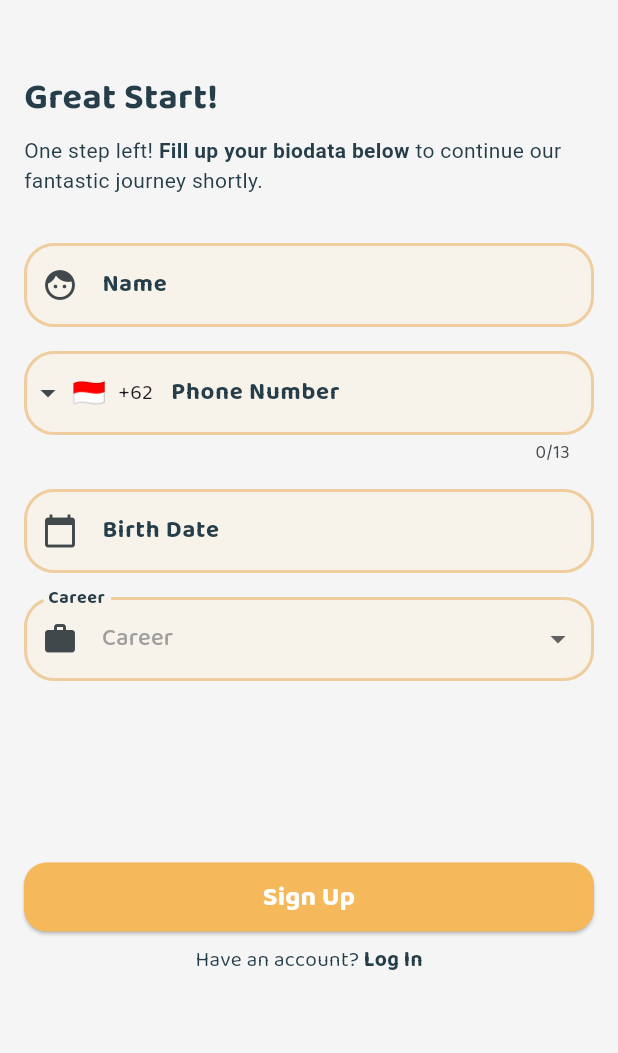
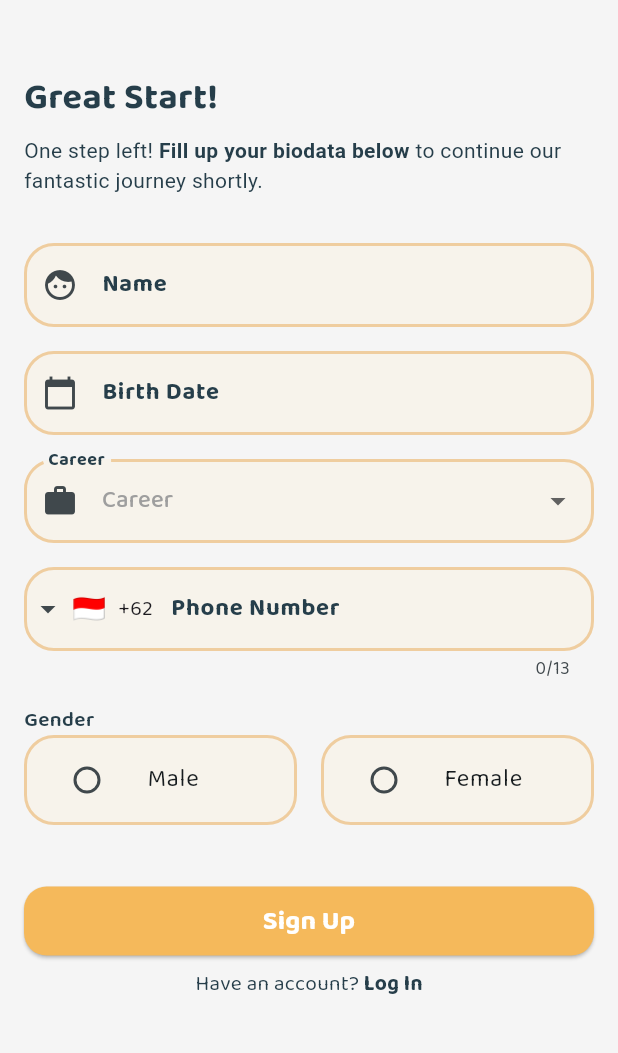
Before and after one commit to ayukrisn/tugas_progmob_1, a Flutter app: the SignupPage2 screen opened directly, on a phone screen of 412 x 824 dp, the part 117-1170 px from its top. Run offline on Flutter 3.47's test engine with Material 3 defaults, Android fonts, the light colour scheme and no system bars; drawn by our look-alikes of intl_phone_field; our stand-ins replace google_fonts.

Commit message:
done with the gender radio button, need error message for the gender

```diff
--- a/lib/signup_page2.dart
+++ b/lib/signup_page2.dart
@@ -23,7 +23,7 @@ class CustomDropdownFormField extends StatelessWidget {
     return DropdownButtonFormField<String>(
       value: value,
       decoration: InputDecoration(
-        labelText: hint,
+        labelText: "Career",
         prefixIcon: Icon(Icons.work),
       ),
       items: [
@@ -65,7 +65,8 @@ class _SignupPageState extends State<SignupPage2> {
 
   bool _passwordVisible = true;
   String? _name = '';
-  String? _username = '';
+  String? _gender = '';
+  String? _genderError;
   String? _career;
   DateTime? _birthDate;
 
@@ -156,28 +157,6 @@ class _SignupPageState extends State<SignupPage2> {
                     ),
                   ),
                   const SizedBox(height: 16),
-                  IntlPhoneField(
-                    controller: _phoneNumberController,
-                    decoration: const InputDecoration(
-                      labelText: 'Phone Number',
-                      border: OutlineInputBorder(
-                        borderSide: BorderSide(),
-                      ),
-                    ),
-                    initialCountryCode: 'ID',
-                    onChanged: (phone) {
-                      // print(phone.completeNumber);
-                      print(phone.number);
-                    },
-                    validator: (phone) {
-                      if (phone == null || phone.number.isEmpty) {
-                        return 'Please enter your phone number';
-                      }
-                      print("test" + phone.number);
-                      return null;
-                    },
-                  ),
-                  const SizedBox(height: 16),
                   TextFormField(
                     controller: _dateController,
                     decoration: const InputDecoration(
@@ -213,7 +192,90 @@ class _SignupPageState extends State<SignupPage2> {
                       });
                     },
                   ),
-                  const SizedBox(height: 120),
+                  const SizedBox(height: 16),
+                  IntlPhoneField(
+                    controller: _phoneNumberController,
+                    decoration: const InputDecoration(
+                      labelText: 'Phone Number',
+                      border: OutlineInputBorder(
+                        borderSide: BorderSide(),
+                      ),
+                    ),
+                    initialCountryCode: 'ID',
+                    onChanged: (phone) {
+                      // print(phone.completeNumber);
+                      print(phone.number);
+                    },
+                    validator: (phone) {
+                      if (phone == null || phone.number.isEmpty) {
+                        return 'Please enter your phone number';
+                      }
+                      print("test" + phone.number);
+                      return null;
+                    },
+                  ),
+                  const SizedBox(height: 16),
+                  Text("Gender",
+                      style: GoogleFonts.baloo2(
+                          fontSize: 14,
+                          fontWeight: FontWeight.w600,
+                          color: Color(0xFF263E4A))),
+                  Row(
+                    children: [
+                      Expanded(
+                        child: Container(
+                          decoration: BoxDecoration(
+                            color: Color(0xFFF7F3EB),
+                            border: Border.all(
+                                width: 2,
+                                color: _gender == 'male'
+                                    ? Color(0xFF263E4A)
+                                    : Color(0xFFEFCD9F)),
+                            borderRadius: BorderRadius.circular(20),
+                          ),
+                          child: ListTile(
+                            title: Text('Male'),
+                            leading: Radio(
+                              value: 'male',
+                              groupValue: _gender,
+                              onChanged: (value) {
+                                setState(() {
+                                  _gender = value as String?;
+                                });
+                              },
+                            ),
+                          ),
+                        ),
+                      ),
+                      const SizedBox(width: 16),
+                      Expanded(
+                        child: Container(
+                          decoration: BoxDecoration(
+                            color: Color(0xFFF7F3EB),
+                            border: Border.all(
+                                width: 2,
+                                color: _gender == 'female'
+                                    ? Color(0xFF263E4A)
+                                    : Color(0xFFEFCD9F)),
+                            borderRadius: BorderRadius.circular(20),
+                          ),
+                          child: ListTile(
+                            title: Text('Female'),
+                            leading: Radio(
+                              value: 'female',
+                              groupValue: _gender,
+                              onChanged: (value) {
+                                setState(() {
+                                  _gender = value as String?;
+                                });
+                              },
+                            ),
+                          ),
+                        ),
+                      ),
+                    ],
+                  ),
+                  const SizedBox(height: 40),
                   Row(
                     children: [
                       Expanded(
```
